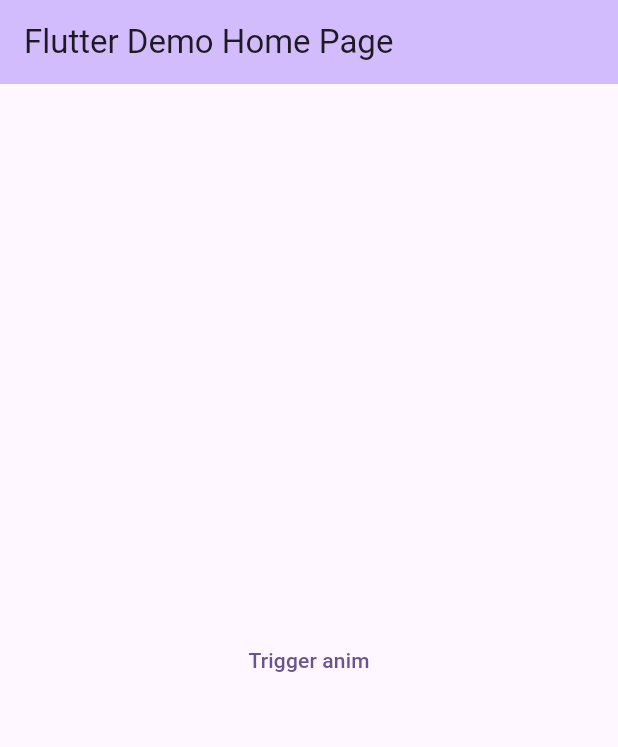
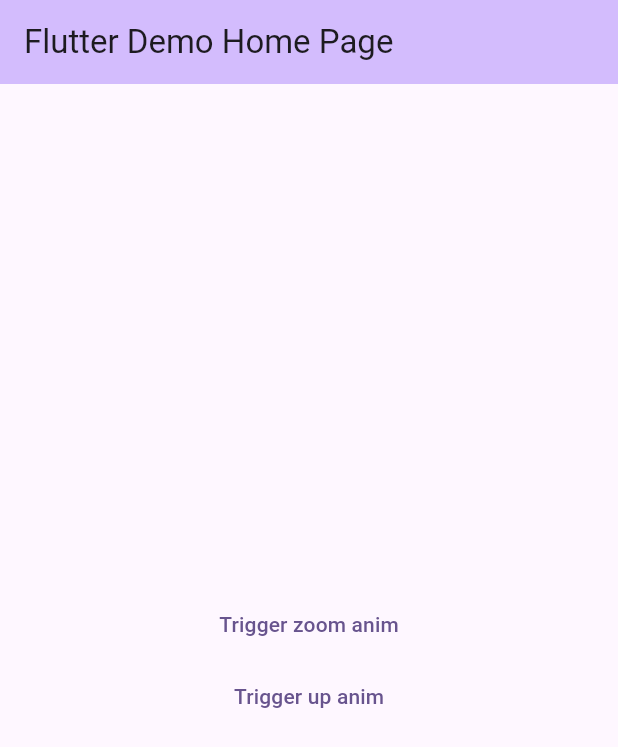
Before and after one commit to large/swipe_indicator_widget, a Flutter app: the screen it shows after launch, on a phone screen of 412 x 824 dp. Shown: the top 747 px of the screen. Run offline on Flutter 3.47's test engine with Material 3 defaults, Android fonts, the phone set to English and light mode, and no system bars.

Commit message:
Upgrade android project to new gradle Added SwipeZoom that indicates a zoom function.

```diff
--- a/example/lib/main.dart
+++ b/example/lib/main.dart
@@ -57,6 +57,7 @@ class MyHomePage extends StatefulWidget {
 
 class _MyHomePageState extends State<MyHomePage> {
   bool _visible = false;
+  bool _visibleZoom = false;
 
   @override
   Widget build(BuildContext context) {
@@ -98,10 +99,35 @@ class _MyHomePageState extends State<MyHomePage> {
             TextButton(
                 onPressed: () {
                   setState(() {
+                    _visibleZoom = true;
+                  });
+                },
+                child: const Text("Trigger zoom anim")),
+            Visibility(
+              visible: _visibleZoom,
+              child: SwipeIndicatorWidget.swipeZoom(
+                  onAnimationComplete: () {
+                    setState(() {
+                      _visibleZoom = false;
+                    });
+                  },
+                  dotColor: Colors.green,
+                  borderDotColor: Colors.greenAccent,
+                  color: Colors.grey,
+                  size: const Size(350.0, 40.0),
+                  borderColor: Colors.black,
+                  repeats: 2,
+                  borderWidth: 2.0,
+                 waitTimeBetweenRepeats: 1000,
+              ),
+            ),
+            TextButton(
+                onPressed: () {
+                  setState(() {
                     _visible = true;
                   });
                 },
-                child: const Text("Trigger anim")),
+                child: const Text("Trigger up anim")),
             Visibility(
               visible: _visible,
               child: SwipeIndicatorWidget.swipeUp(
@@ -115,7 +141,7 @@ class _MyHomePageState extends State<MyHomePage> {
                   color: Colors.grey,
                   size: const Size(40.0, 250.0),
                   borderColor: Colors.black,
-                  repeats: 1
+                  repeats: 2
               ),
             ),
           ],
--- a/example/pubspec.yaml
+++ b/example/pubspec.yaml
@@ -19,7 +19,7 @@ publish_to: 'none' # Remove this line if you wish to publish to pub.dev
 version: 1.0.0+1
 
 environment:
-  sdk: '>=3.2.6 <4.0.0'
+  sdk: '>=3.8.1 <4.0.0'
 
 # Dependencies specify other packages that your package needs in order to work.
 # To automatically upgrade your package dependencies to the latest versions
@@ -36,7 +36,7 @@ dependencies:
 
   # The following adds the Cupertino Icons font to your application.
   # Use with the CupertinoIcons class for iOS style icons.
-  cupertino_icons: ^1.0.2
+  cupertino_icons: ^1.0.8
 
 dev_dependencies:
   flutter_test:
@@ -47,7 +47,7 @@ dev_dependencies:
   # activated in the `analysis_options.yaml` file located at the root of your
   # package. See that file for information about deactivating specific lint
   # rules and activating additional ones.
-  flutter_lints: ^3.0.1
+  flutter_lints: ^6.0.0
 
 # For information on the generic Dart part of this file, see the
 # following page: https://dart.dev/tools/pub/pubspec
--- a/lib/src/build_swipe_indicator.dart
+++ b/lib/src/build_swipe_indicator.dart
@@ -1,4 +1,5 @@
 import 'package:flutter/material.dart';
+import 'package:swipe_indicator_widget/src/swipezoom/swipezoom.dart';
 import 'swipeup/swipeup.dart';
 
 class SwipeIndicatorWidget {
@@ -25,4 +26,30 @@ class SwipeIndicatorWidget {
       key: key,
     );
   }
+
+  static Widget swipeZoom({
+    required Color color,
+    required Color dotColor,
+    required Color borderColor,
+    required Color borderDotColor,
+    required Size size,
+    final Function? onAnimationComplete,
+    final int repeats = 2,
+    final double borderWidth = 1.0,
+    final int waitTimeBetweenRepeats = 0,
+    Key? key,
+  }) {
+    return SwipeZoom(
+      color: color,
+      dotColor: dotColor,
+      borderColor: borderColor,
+      borderDotColor: borderDotColor,
+      size: size,
+      onAnimationComplete: onAnimationComplete,
+      repeats: repeats,
+      key: key,
+      borderWidth: borderWidth,
+      waitTimeBetweenRepeats: waitTimeBetweenRepeats,
+    );
+  }
 }
--- a/lib/src/swipeup/swipeup.dart
+++ b/lib/src/swipeup/swipeup.dart
@@ -1,5 +1,4 @@
 import 'package:flutter/material.dart';
-import '../build_swipe_indicator.dart';
 
 class SwipeUp extends StatefulWidget {
   final Size size;
--- a/pubspec.yaml
+++ b/pubspec.yaml
@@ -19,7 +19,7 @@ publish_to: 'none' # Remove this line if you wish to publish to pub.dev
 version: 1.0.0+1
 
 environment:
-  sdk: '>=3.2.6 <4.0.0'
+  sdk: '>=3.8.1 <5.0.0'
 
 # Dependencies specify other packages that your package needs in order to work.
 # To automatically upgrade your package dependencies to the latest versions
@@ -34,7 +34,7 @@ dependencies:
 
   # The following adds the Cupertino Icons font to your application.
   # Use with the CupertinoIcons class for iOS style icons.
-  cupertino_icons: ^1.0.2
+  cupertino_icons: ^1.0.8
 
 dev_dependencies:
   flutter_test:
```
Also changed, not shown: lib/src/swipezoom/swipezoom.dart (added, +168 -0 lines), example/pubspec.lock, pubspec.lock, 12 other files.
